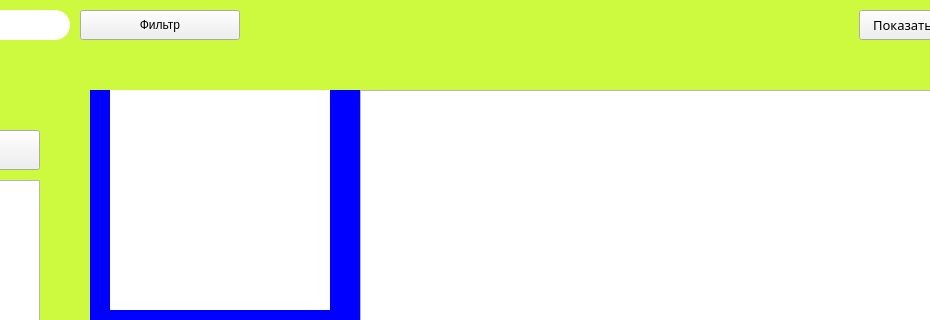
This is Visual Programming/CourseWork/Part2/ReceptBook/mainwindow.ui in Krasnoffsky/Study as Qt 5 draws it before an edit; both pictures show x 190 to 1120 and y 0 to 320 of the 1219 by 636 pixel window. The edited form follows.
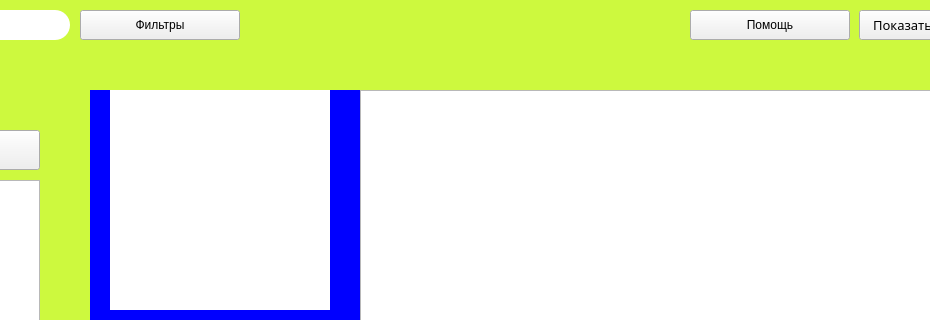
This is the edited form. Icons and pictures are not drawn.

```diff
--- a/Visual Programming/CourseWork/Part2/ReceptBook/mainwindow.ui
+++ b/Visual Programming/CourseWork/Part2/ReceptBook/mainwindow.ui
@@ -250,7 +250,20 @@
      </rect>
     </property>
     <property name="text">
-     <string>Фильтр</string>
+     <string>Фильтры</string>
+    </property>
+   </widget>
+   <widget class="QPushButton" name="helpButton">
+    <property name="geometry">
+     <rect>
+      <x>880</x>
+      <y>10</y>
+      <width>160</width>
+      <height>30</height>
+     </rect>
+    </property>
+    <property name="text">
+     <string>Помощь</string>
     </property>
    </widget>
    <zorder>designLabel_big</zorder>
```
Left out of the diff: 1 changed line with no effect on the pictures.
